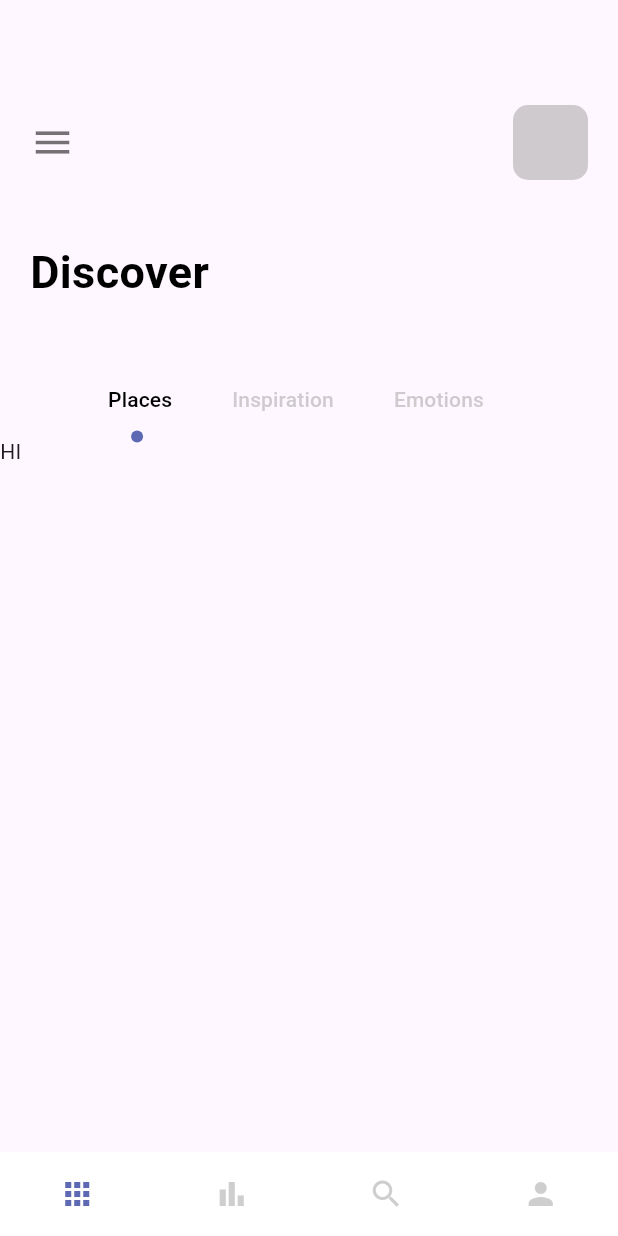
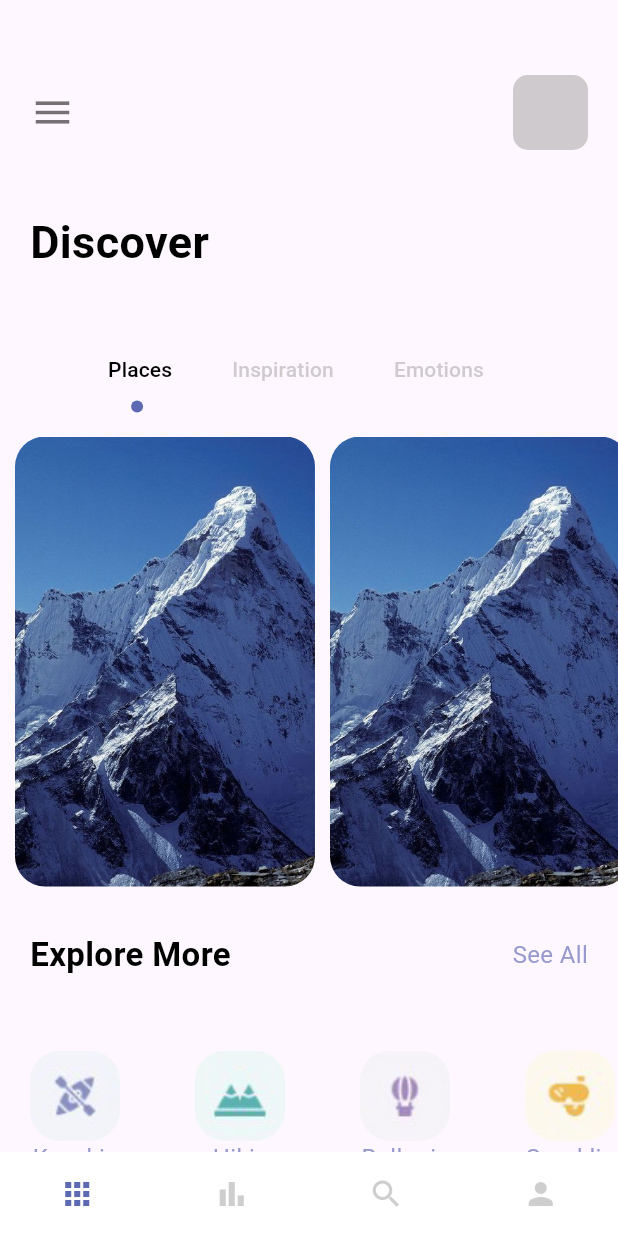
Before and after one commit to zeph1re/TravelApp, a Flutter app: the screen it shows after launch, on a phone screen of 412 x 824 dp. Run offline on Flutter 3.47's test engine with Material 2 defaults, Android fonts, the phone set to English and light mode, and no system bars.

Commit message:
home_page

```diff
--- a/lib/pages/navpages/home_page.dart
+++ b/lib/pages/navpages/home_page.dart
@@ -1,6 +1,7 @@
 import 'package:flutter/material.dart';
 import 'package:travel_app/misc/colors.dart';
 import 'package:travel_app/widgets/app_large_text.dart';
+import 'package:travel_app/widgets/app_text.dart';
 
 class HomePage extends StatefulWidget {
   const HomePage({super.key});
@@ -10,21 +11,29 @@ class HomePage extends StatefulWidget {
 }
 
 class _HomePageState extends State<HomePage> with TickerProviderStateMixin {
+  var images = {
+    "kayaking.png": "Kayaking",
+    "hiking.png": "Hiking",
+    "balloning.png": "Balloning",
+    "snorkling.png": "Snorkling",
+  };
+
   @override
   Widget build(BuildContext context) {
-    TabController _tabController = TabController(length: 3, vsync: this);
+    TabController tabController = TabController(length: 3, vsync: this);
     return Scaffold(
-      body: Column(
+      body: ListView(children: [
+        Column(
           crossAxisAlignment: CrossAxisAlignment.start,
           children: [
             Container(
-            padding: EdgeInsets.only(top: 70, left: 20),
+              padding: const EdgeInsets.only(top: 50, left: 20),
               child: Row(
                 children: [
-                Icon(Icons.menu, size: 30, color: Colors.black54),
+                  const Icon(Icons.menu, size: 30, color: Colors.black54),
                   Expanded(child: Container()),
                   Container(
-                  margin: EdgeInsets.only(right: 20),
+                    margin: const EdgeInsets.only(right: 20),
                     width: 50,
                     height: 50,
                     decoration: BoxDecoration(
@@ -34,16 +43,16 @@ class _HomePageState extends State<HomePage> with TickerProviderStateMixin {
                 ],
               ),
             ),
-          SizedBox(
+            const SizedBox(
               height: 40,
             ),
             Container(
-            margin: EdgeInsets.only(left: 20),
+              margin: const EdgeInsets.only(left: 20),
               child: AppLargeText(
                 text: "Discover",
               ),
             ),
-          SizedBox(
+            const SizedBox(
               height: 40,
             ),
             //Tab Bar
@@ -53,44 +62,117 @@ class _HomePageState extends State<HomePage> with TickerProviderStateMixin {
                 child: TabBar(
                     labelColor: Colors.black,
                     unselectedLabelColor: Colors.grey.withOpacity(0.5),
-                  labelPadding: EdgeInsets.only(left: 20, right: 20),
+                    labelPadding: const EdgeInsets.only(left: 20, right: 20),
                     isScrollable: true,
                     indicatorSize: TabBarIndicatorSize.label,
                     dividerColor: Colors.transparent,
-                  indicator:
-                      CircleTabIndicator(color: AppColors.mainColor, radius: 4),
-                  controller: _tabController,
+                    indicator: CircleTabIndicator(
+                        color: AppColors.mainColor, radius: 4),
+                    controller: tabController,
                     tabs: [
-                    Tab(
+                      const Tab(
                         text: "Places",
                       ),
-                    Tab(
+                      const Tab(
                         text: "Inspiration",
                       ),
-                    Tab(
+                      const Tab(
                         text: "Emotions",
                       ),
                     ]),
               ),
             ),
+            const SizedBox(
+              height: 20,
+            ),
             Container(
               height: 300,
               width: double.maxFinite,
               child: TabBarView(
-              controller: _tabController,
+                controller: tabController,
                 children: [
-                Text("HI"),
-                Text("There"),
-                Text("Hello"),
+                  ListView.builder(
+                    itemCount: 4,
+                    scrollDirection: Axis.horizontal,
+                    itemBuilder: (BuildContext context, int index) {
+                      return Container(
+                        margin: const EdgeInsets.only(left: 10),
+                        width: 200,
+                        height: 300,
+                        decoration: BoxDecoration(
+                            borderRadius: BorderRadius.circular(20),
+                            image: const DecorationImage(
+                                image: AssetImage("img/mountain.jpeg"),
+                                fit: BoxFit.cover)),
+                      );
+                    },
+                  ),
+                  const Text("There"),
+                  const Text("Hello"),
                 ],
               ),
+            ),
+            const SizedBox(
+              height: 30,
+            ),
+            Container(
+              margin: const EdgeInsets.only(left: 20, right: 20),
+              child: Row(
+                mainAxisAlignment: MainAxisAlignment.spaceBetween,
+                children: [
+                  AppLargeText(
+                    text: "Explore More",
+                    size: 22,
+                  ),
+                  AppText(
+                    text: "See All",
+                    color: AppColors.textColor1,
                   )
                 ],
               ),
+            ),
+            const SizedBox(
+              height: 30,
+            ),
+            Container(
+                height: 120,
+                width: double.maxFinite,
+                // decoration: BoxDecoration(color: Colors.red),
+                child: ListView.builder(
+                  itemCount: 4,
+                  scrollDirection: Axis.horizontal,
+                  itemBuilder: (_, index) {
+                    return Column(
+                        mainAxisAlignment: MainAxisAlignment.center,
+                        crossAxisAlignment: CrossAxisAlignment.center,
+                        children: [
+                          Container(
+                            margin: const EdgeInsets.only(left: 20, right: 30),
+                            width: 60,
+                            height: 60,
+                            decoration: BoxDecoration(
+                                // color: Colors.red,
+                                borderRadius: BorderRadius.circular(20),
+                                image: DecorationImage(
+                                    image: AssetImage(
+                                        "img/${images.keys.elementAt(index)}"),
+                                    fit: BoxFit.cover)),
+                          ),
+                          AppText(
+                            text: images.values.elementAt(index),
+                            color: AppColors.textColor1,
+                          )
+                        ]);
+                  },
+                ))
+          ],
+        ),
+      ]),
     );
   }
 }
 
+// ignore: must_be_immutable
 class CircleTabIndicator extends Decoration {
   final Color color;
   double radius;
@@ -110,7 +192,6 @@ class _CirclePainter extends BoxPainter {
 
   @override
   void paint(Canvas canvas, Offset offset, ImageConfiguration configuration) {
-    // TODO: implement paint
     Paint _paint = Paint();
     _paint.color = color;
     _paint.isAntiAlias = true;
--- a/lib/widgets/app_text.dart
+++ b/lib/widgets/app_text.dart
@@ -9,7 +9,7 @@ class AppText extends StatelessWidget {
 
   AppText(
       {Key? key,
-      this.size = 30,
+      this.size = 16,
       required this.text,
       this.color = Colors.black54})
       : super(key: key);
```
Lines whose indentation alone changed are shown as unchanged.
